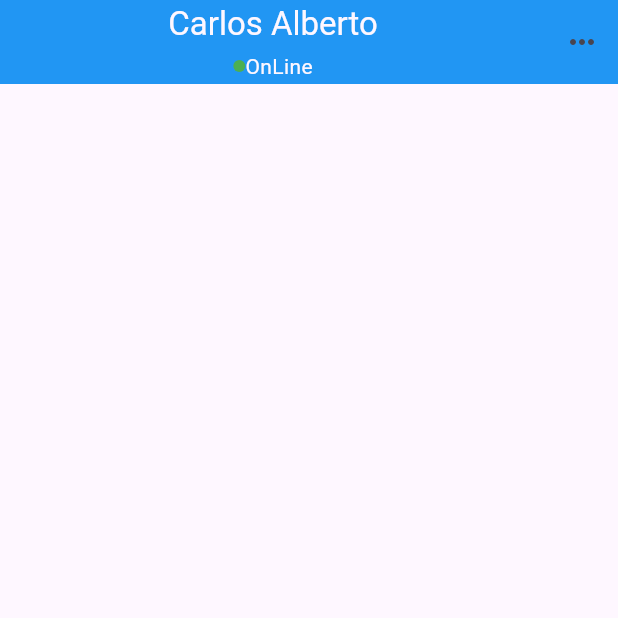
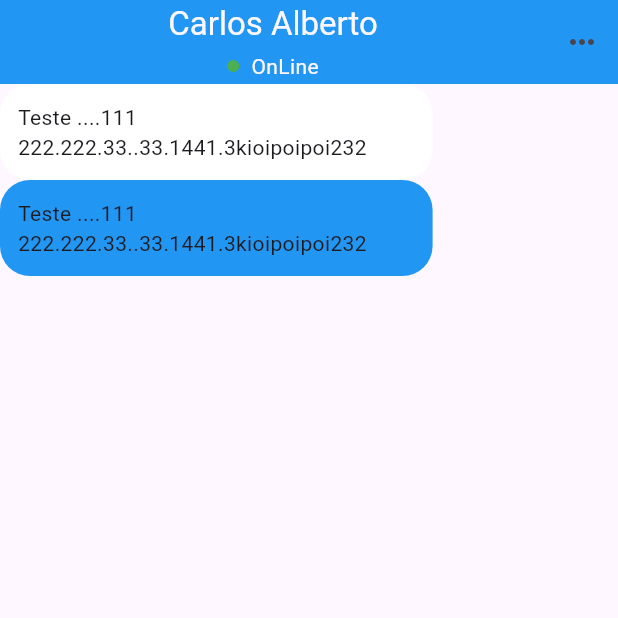
Before and after one commit to caneto/curso_anavit_firebase, a Flutter app: the screen it shows after launch, on a phone screen of 412 x 824 dp, the top half of it. Run offline on Flutter 3.47's test engine with Material 3 defaults, Android fonts, the phone set to English and light mode, and no system bars.

Commit message:
Continuação da aula 7

```diff
--- a/lib/src/pages/chat/chat_page.dart
+++ b/lib/src/pages/chat/chat_page.dart
@@ -1,4 +1,5 @@
 import 'package:chat_firebase/src/pages/chat/widgets/chat_app_bar_widget.dart';
+import 'package:chat_firebase/src/pages/chat/widgets/message_widget.dart';
 import 'package:flutter/material.dart';
 
 class ChatPage extends StatelessWidget {
@@ -8,9 +9,17 @@ class ChatPage extends StatelessWidget {
   Widget build(BuildContext context) {
     final theme = Theme.of(context);
 
-    return Scaffold(
-      appBar: const ChatAppBarWidget(),
-      body: Container(),
+    return const Scaffold(
+      appBar: ChatAppBarWidget(),
+      body: Column(
+        children: [
+          MessageWidget.myMessage(),
+          MessageWidget.otherMessage(
+            userImage: 'https://avatars.githubusercontent.com/u/2157300?v=4',
+            isOnline: true,
+          ),
+        ],
+      ),
     );
   }
 }
--- a/lib/src/pages/chat/widgets/chat_app_bar_widget.dart
+++ b/lib/src/pages/chat/widgets/chat_app_bar_widget.dart
@@ -28,7 +28,7 @@ class ChatAppBarWidget extends StatelessWidget implements PreferredSizeWidget {
                 decoration: const BoxDecoration(
                     color: Colors.green, shape: BoxShape.circle),
               ),
-              const SizedBox(height: 8),
+              const SizedBox(width: 8),
               Text(
                 'OnLine',
                 style: theme.primaryTextTheme.bodyMedium,
--- /dev/null
+++ b/lib/src/pages/chat/widgets/message_widget.dart
@@ -0,0 +1,39 @@
+import 'package:flutter/material.dart';
+
+class MessageWidget extends StatelessWidget {
+  const MessageWidget.myMessage({super.key})
+      : _isMyMessage = true,
+        userImage = null,
+        isOnline = null;
+
+  const MessageWidget.otherMessage({
+    required String this.userImage,
+    required bool this.isOnline,
+    super.key,
+  }) : _isMyMessage = false;
+
+  final bool _isMyMessage;
+  final bool? isOnline;
+  final String? userImage;
+
+  @override
+  Widget build(BuildContext context) {
+    final theme = Theme.of(context);
+
+    return LayoutBuilder(builder: (_, constraints) {
+      return Container(
+        padding: const EdgeInsets.all(12.0),
+        constraints: BoxConstraints(
+          maxWidth: constraints.maxWidth * 0.7,
+        ),
+        decoration: BoxDecoration(
+          color: _isMyMessage ? Colors.white : theme.primaryColor,
+          borderRadius: const BorderRadius.all(
+            Radius.circular(20),
+          ),
+        ),
+        child: const Text('Teste ....111 222.222.33..33.1441.3kioipoipoi232'),
+      );
+    });
+  }
+}
```
